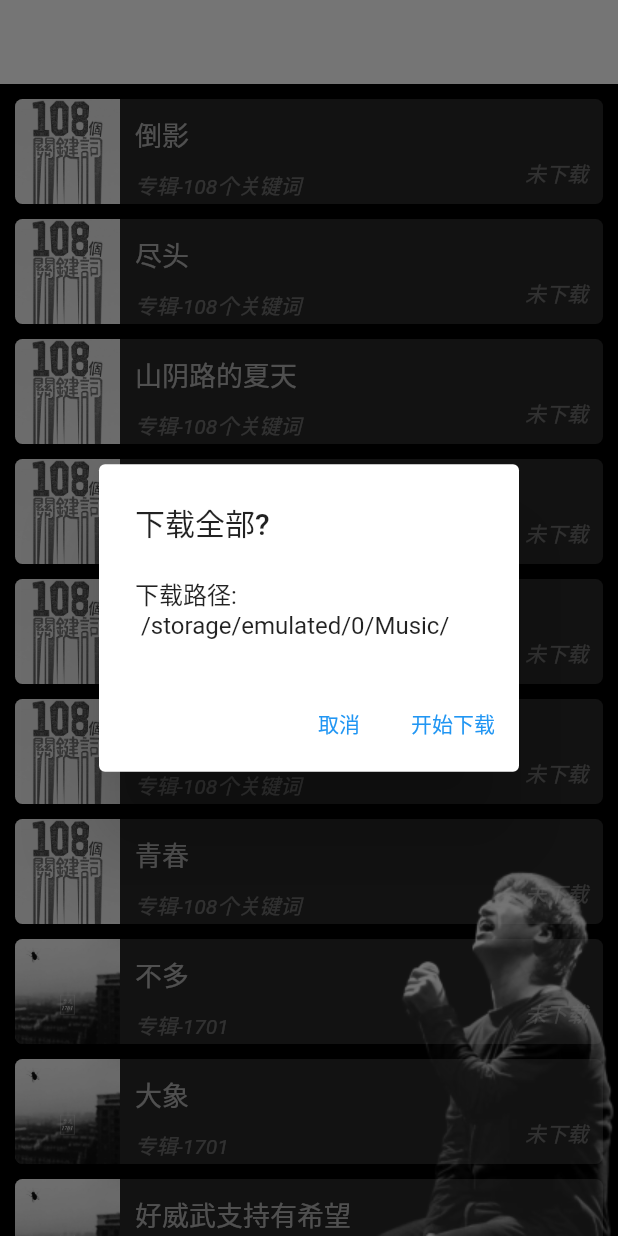
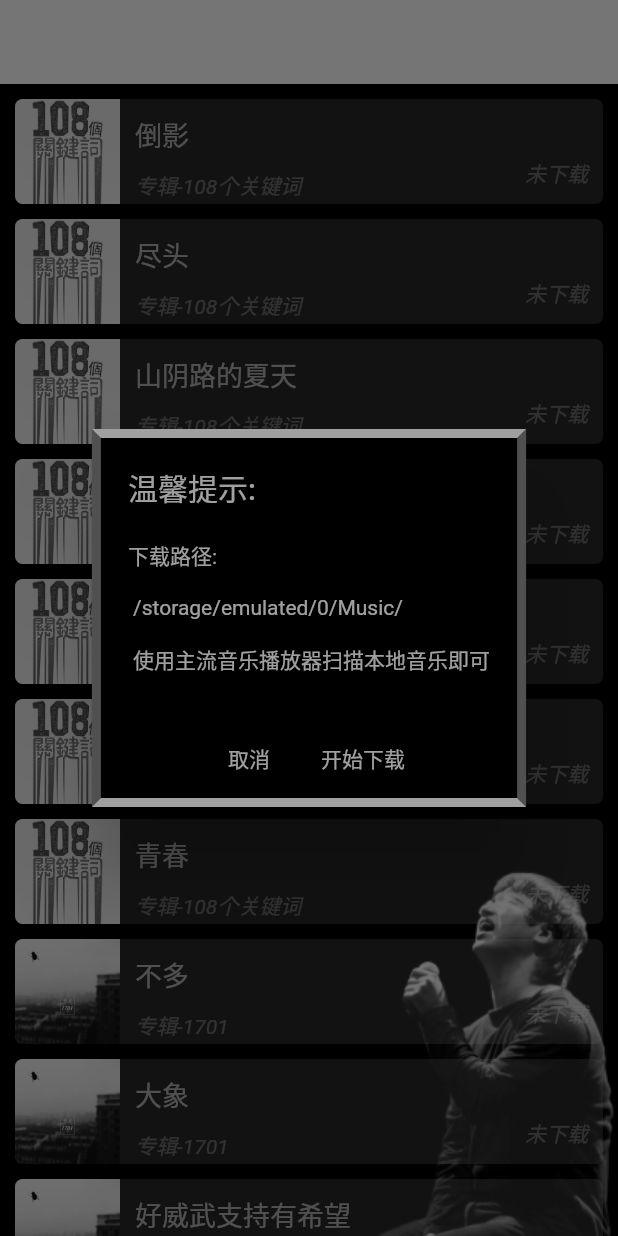
Before and after one commit to isfk/bige, a Flutter app: the screen it shows after launch, after a tap on an icon or button, on a phone screen of 412 x 824 dp. Run offline on Flutter 3.47's test engine with Material 2 defaults, Android fonts, the phone set to English and light mode, and no system bars; drawn by our look-alikes of auto_size_text; our stand-ins replace dio, loading_indicator, permission_handler, toast.

Commit message:
下载弹框美化

```diff
--- a/lib/download.dart
+++ b/lib/download.dart
@@ -309,12 +309,46 @@ class _DownloadState extends State<Download> {
               showDialog(
                 context: context,
                 builder: (context) => AlertDialog(
-                  title: const Text("下载全部?"),
-                  content: Text("下载路径: \n $destBasePath"),
+                  title: const Text(
+                    "温馨提示: ",
+                    style: TextStyle(
+                      color: Color.fromARGB(160, 255, 255, 255),
+                    ),
+                  ),
+                  backgroundColor: const Color.fromARGB(255, 0, 0, 0),
+                  content:
+                      Text("下载路径: \n\n $destBasePath \n\n 使用主流音乐播放器扫描本地音乐即可"),
+                  contentTextStyle: const TextStyle(
+                    color: Color.fromARGB(160, 255, 255, 255),
+                  ),
+                  shape: const Border(
+                    top: BorderSide(
+                      width: 6.0,
+                      color: Color.fromARGB(160, 255, 255, 255),
+                    ),
+                    left: BorderSide(
+                      width: 6.0,
+                      color: Color.fromARGB(80, 255, 255, 255),
+                    ),
+                    right: BorderSide(
+                      width: 6.0,
+                      color: Color.fromARGB(80, 255, 255, 255),
+                    ),
+                    bottom: BorderSide(
+                      width: 6.0,
+                      color: Color.fromARGB(160, 255, 255, 255),
+                    ),
+                  ),
                   actions: [
                     TextButton(
-                        onPressed: () => Navigator.pop(context, '取消'),
-                        child: const Text("取消")),
+                      onPressed: () => Navigator.pop(context, '取消'),
+                      child: const Text(
+                        "取消",
+                        style: TextStyle(
+                          color: Color.fromARGB(160, 255, 255, 255),
+                        ),
+                      ),
+                    ),
                     TextButton(
                       onPressed: downloading
                           ? () {
@@ -327,9 +361,13 @@ class _DownloadState extends State<Download> {
                             },
                       child: Text(
                         downloading ? "停止下载" : "开始下载",
+                        style: const TextStyle(
+                          color: Color.fromARGB(160, 255, 255, 255),
+                        ),
                       ),
                     )
                   ],
+                  actionsAlignment: MainAxisAlignment.center,
                 ),
               );
             },
```
